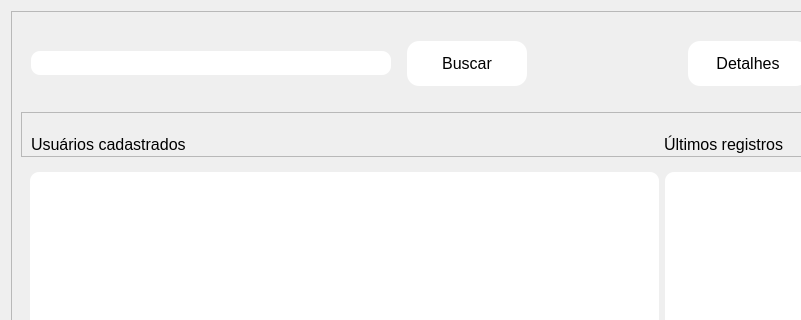
The window that PATP/asset_ctrl/templates/interfaces/user_main.ui (eduardogm22/controle_patrimonio) describes before a commit, drawn with Qt 5; both pictures show x 0 to 801 and y 0 to 320 of the 995 by 549 pixel window.
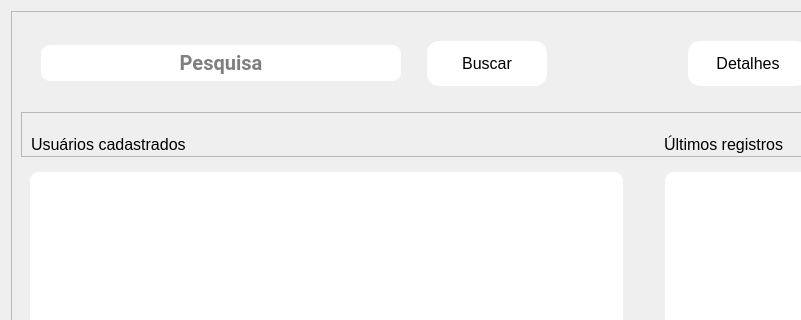
The same window after the commit. Icons and pictures are not drawn.

What changed in the file:
```diff
--- a/PATP/asset_ctrl/templates/interfaces/user_main.ui
+++ b/PATP/asset_ctrl/templates/interfaces/user_main.ui
@@ -43,27 +43,57 @@
          <enum>QFrame::Raised</enum>
         </property>
         <layout class="QHBoxLayout" name="horizontalLayout_3">
-         <item>
+         <item alignment="Qt::AlignHCenter">
+          <widget class="QFrame" name="frame">
+           <property name="frameShape">
+            <enum>QFrame::StyledPanel</enum>
+           </property>
+           <property name="frameShadow">
+            <enum>QFrame::Raised</enum>
+           </property>
+           <layout class="QVBoxLayout" name="verticalLayout_5">
+            <item alignment="Qt::AlignVCenter">
           <widget class="QLineEdit" name="search_input">
+              <property name="enabled">
+               <bool>true</bool>
+              </property>
            <property name="minimumSize">
             <size>
              <width>360</width>
-             <height>24</height>
+                <height>36</height>
             </size>
            </property>
            <property name="maximumSize">
             <size>
              <width>360</width>
-             <height>24</height>
-            </size>
-           </property>
+                <height>36</height>
+               </size>
+              </property>
+              <property name="font">
+               <font>
+                <family>Roboto</family>
+                <pointsize>15</pointsize>
+                <weight>75</weight>
+                <bold>true</bold>
+               </font>
+              </property>
            <property name="styleSheet">
             <string notr="true">background-color:white;
-border-radius:9px;</string>
-           </property>
-          </widget>
-         </item>
-         <item>
+border-radius:9px;
+</string>
+              </property>
+              <property name="alignment">
+               <set>Qt::AlignCenter</set>
+              </property>
+              <property name="placeholderText">
+               <string>Pesquisa</string>
+              </property>
+             </widget>
+            </item>
+           </layout>
+          </widget>
+         </item>
+         <item alignment="Qt::AlignLeft">
           <widget class="QFrame" name="search_frame">
            <property name="frameShape">
             <enum>QFrame::StyledPanel</enum>
@@ -82,7 +112,7 @@
               </property>
               <property name="maximumSize">
                <size>
-                <width>90</width>
+                <width>120</width>
                 <height>45</height>
                </size>
               </property>
@@ -333,7 +363,8 @@
          <item>
           <widget class="QTableView" name="usersList">
            <property name="styleSheet">
-            <string notr="true">background-color:white;</string>
+            <string notr="true">background-color:white;
+margin-right:36px;</string>
            </property>
           </widget>
          </item>
```
Lines whose indentation alone changed are shown as unchanged.
